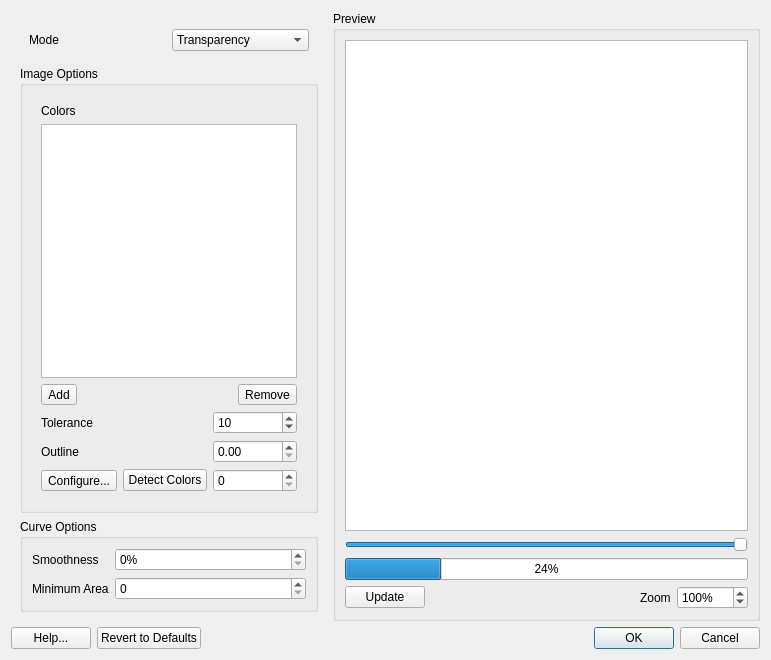
The window that src/gui/widgets/dialogs/trace_dialog.ui (mbasaglia/glaxnimate) describes before a commit, drawn with Qt 5.
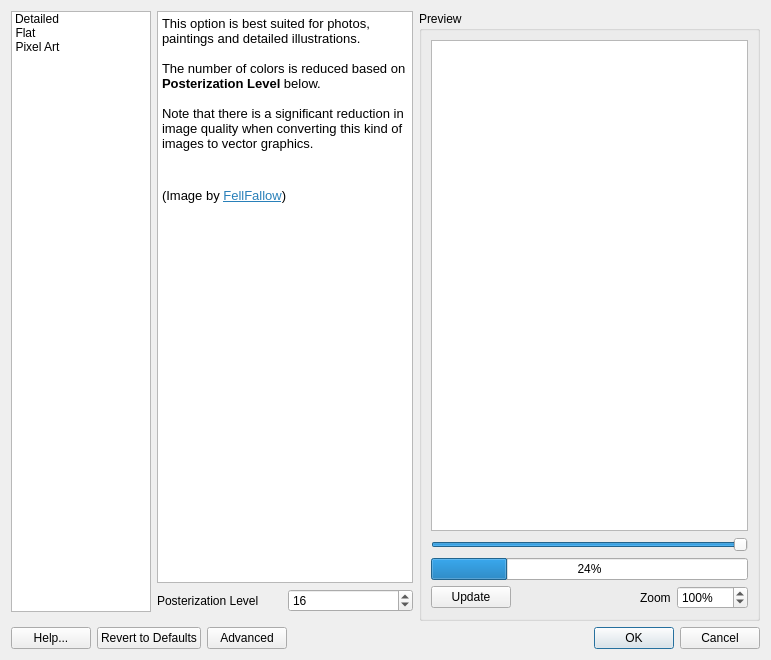
The same window after the commit. The open tabs and pages were chosen to show the change. Icons and pictures are not drawn. Custom widgets are drawn as their Qt base class.

Commit message: Simplified trace dialog

```diff
--- a/src/gui/widgets/dialogs/trace_dialog.ui
+++ b/src/gui/widgets/dialogs/trace_dialog.ui
@@ -21,13 +21,222 @@
    <item>
     <layout class="QHBoxLayout" name="layout_main">
      <item>
-      <widget class="QWidget" name="widget_controls" native="true">
+      <widget class="QStackedWidget" name="stacked_preset_advanced">
        <property name="sizePolicy">
         <sizepolicy hsizetype="Fixed" vsizetype="Preferred">
          <horstretch>0</horstretch>
          <verstretch>0</verstretch>
         </sizepolicy>
        </property>
+       <property name="currentIndex">
+        <number>0</number>
+       </property>
+       <widget class="QWidget" name="widget_presets">
+        <layout class="QHBoxLayout" name="horizontalLayout_2">
+         <property name="leftMargin">
+          <number>0</number>
+         </property>
+         <property name="topMargin">
+          <number>0</number>
+         </property>
+         <property name="rightMargin">
+          <number>0</number>
+         </property>
+         <item>
+          <widget class="QListWidget" name="list_presets">
+           <property name="minimumSize">
+            <size>
+             <width>140</width>
+             <height>550</height>
+            </size>
+           </property>
+           <property name="maximumSize">
+            <size>
+             <width>140</width>
+             <height>16777215</height>
+            </size>
+           </property>
+           <property name="verticalScrollBarPolicy">
+            <enum>Qt::ScrollBarAlwaysOff</enum>
+           </property>
+           <property name="horizontalScrollBarPolicy">
+            <enum>Qt::ScrollBarAlwaysOff</enum>
+           </property>
+           <property name="iconSize">
+            <size>
+             <width>128</width>
+             <height>128</height>
+            </size>
+           </property>
+           <property name="flow">
+            <enum>QListView::TopToBottom</enum>
+           </property>
+           <property name="viewMode">
+            <enum>QListView::IconMode</enum>
+           </property>
+           <property name="currentRow">
+            <number>-1</number>
+           </property>
+           <item>
+            <property name="text">
+             <string>Detailed</string>
+            </property>
+           </item>
+           <item>
+            <property name="text">
+             <string>Flat</string>
+            </property>
+           </item>
+           <item>
+            <property name="text">
+             <string>Pixel Art</string>
+            </property>
+           </item>
+          </widget>
+         </item>
+         <item>
+          <widget class="QStackedWidget" name="stacked_preset">
+           <property name="currentIndex">
+            <number>1</number>
+           </property>
+           <widget class="QWidget" name="page_7">
+            <layout class="QGridLayout" name="gridLayout_2">
+             <property name="leftMargin">
+              <number>0</number>
+             </property>
+             <property name="topMargin">
+              <number>0</number>
+             </property>
+             <property name="rightMargin">
+              <number>0</number>
+             </property>
+             <property name="bottomMargin">
+              <number>0</number>
+             </property>
+             <item row="1" column="1">
+              <widget class="QSpinBox" name="spin_posterize">
+               <property name="minimum">
+                <number>1</number>
+               </property>
+               <property name="maximum">
+                <number>999</number>
+               </property>
+               <property name="value">
+                <number>16</number>
+               </property>
+              </widget>
+             </item>
+             <item row="0" column="0" colspan="2">
+              <widget class="QTextBrowser" name="textBrowser">
+               <property name="readOnly">
+                <bool>true</bool>
+               </property>
+               <property name="html">
+                <string>&lt;!DOCTYPE HTML PUBLIC &quot;-//W3C//DTD HTML 4.0//EN&quot; &quot;http://www.w3.org/TR/REC-html40/strict.dtd&quot;&gt;
+&lt;html&gt;&lt;head&gt;&lt;meta name=&quot;qrichtext&quot; content=&quot;1&quot; /&gt;&lt;style type=&quot;text/css&quot;&gt;
+p, li { white-space: pre-wrap; }
+&lt;/style&gt;&lt;/head&gt;&lt;body style=&quot; font-family:'Noto Sans'; font-size:10pt; font-weight:400; font-style:normal;&quot;&gt;
+&lt;p style=&quot; margin-top:0px; margin-bottom:0px; margin-left:0px; margin-right:0px; -qt-block-indent:0; text-indent:0px;&quot;&gt;This option is best suited for photos, paintings and detailed illustrations.&lt;/p&gt;
+&lt;p style=&quot;-qt-paragraph-type:empty; margin-top:0px; margin-bottom:0px; margin-left:0px; margin-right:0px; -qt-block-indent:0; text-indent:0px;&quot;&gt;&lt;br /&gt;&lt;/p&gt;
+&lt;p style=&quot; margin-top:0px; margin-bottom:0px; margin-left:0px; margin-right:0px; -qt-block-indent:0; text-indent:0px;&quot;&gt;The number of colors is reduced based on &lt;span style=&quot; font-weight:600;&quot;&gt;Posterization Level&lt;/span&gt; below.&lt;/p&gt;
+&lt;p style=&quot;-qt-paragraph-type:empty; margin-top:0px; margin-bottom:0px; margin-left:0px; margin-right:0px; -qt-block-indent:0; text-indent:0px;&quot;&gt;&lt;br /&gt;&lt;/p&gt;
+&lt;p style=&quot; margin-top:0px; margin-bottom:0px; margin-left:0px; margin-right:0px; -qt-block-indent:0; text-indent:0px;&quot;&gt;Note that there is a significant reduction in image quality when converting this kind of images to vector graphics.&lt;/p&gt;
+&lt;p style=&quot; margin-top:37px; margin-bottom:0px; margin-left:0px; margin-right:0px; -qt-block-indent:0; text-indent:0px;&quot;&gt;(Image by &lt;a href=&quot;https://linktr.ee/FellFallow&quot;&gt;&lt;span style=&quot; text-decoration: underline; color:#2980b9;&quot;&gt;FellFallow&lt;/span&gt;&lt;/a&gt;)&lt;/p&gt;&lt;/body&gt;&lt;/html&gt;</string>
+               </property>
+               <property name="textInteractionFlags">
+                <set>Qt::LinksAccessibleByKeyboard|Qt::LinksAccessibleByMouse|Qt::TextBrowserInteraction|Qt::TextSelectableByKeyboard|Qt::TextSelectableByMouse</set>
+               </property>
+               <property name="openExternalLinks">
+                <bool>true</bool>
+               </property>
+              </widget>
+             </item>
+             <item row="1" column="0">
+              <widget class="QLabel" name="label_8">
+               <property name="text">
+                <string>Posterization Level</string>
+               </property>
+              </widget>
+             </item>
+            </layout>
+           </widget>
+           <widget class="QWidget" name="page_8">
+            <layout class="QVBoxLayout" name="verticalLayout_4">
+             <property name="leftMargin">
+              <number>0</number>
+             </property>
+             <property name="topMargin">
+              <number>0</number>
+             </property>
+             <property name="rightMargin">
+              <number>0</number>
+             </property>
+             <property name="bottomMargin">
+              <number>0</number>
+             </property>
+             <item>
+              <widget class="QTextEdit" name="textEdit_2">
+               <property name="readOnly">
+                <bool>true</bool>
+               </property>
+               <property name="html">
+                <string>&lt;!DOCTYPE HTML PUBLIC &quot;-//W3C//DTD HTML 4.0//EN&quot; &quot;http://www.w3.org/TR/REC-html40/strict.dtd&quot;&gt;
+&lt;html&gt;&lt;head&gt;&lt;meta name=&quot;qrichtext&quot; content=&quot;1&quot; /&gt;&lt;style type=&quot;text/css&quot;&gt;
+p, li { white-space: pre-wrap; }
+&lt;/style&gt;&lt;/head&gt;&lt;body style=&quot; font-family:'Noto Sans'; font-size:10pt; font-weight:400; font-style:normal;&quot;&gt;
+&lt;p style=&quot; margin-top:0px; margin-bottom:0px; margin-left:0px; margin-right:0px; -qt-block-indent:0; text-indent:0px;&quot;&gt;This option is best suited for flat-shaded digital images, stickers, and cartoons.&lt;/p&gt;
+&lt;p style=&quot;-qt-paragraph-type:empty; margin-top:0px; margin-bottom:0px; margin-left:0px; margin-right:0px; -qt-block-indent:0; text-indent:0px;&quot;&gt;&lt;br /&gt;&lt;/p&gt;
+&lt;p style=&quot; margin-top:0px; margin-bottom:0px; margin-left:0px; margin-right:0px; -qt-block-indent:0; text-indent:0px;&quot;&gt;The number of colors will be reduced automatically, picking the most common colors in the source image.&lt;/p&gt;
+&lt;p style=&quot;-qt-paragraph-type:empty; margin-top:0px; margin-bottom:0px; margin-left:0px; margin-right:0px; -qt-block-indent:0; text-indent:0px;&quot;&gt;&lt;br /&gt;&lt;/p&gt;
+&lt;p style=&quot; margin-top:0px; margin-bottom:0px; margin-left:0px; margin-right:0px; -qt-block-indent:0; text-indent:0px;&quot;&gt;Very small details might get lost in the process.&lt;/p&gt;&lt;/body&gt;&lt;/html&gt;</string>
+               </property>
+               <property name="textInteractionFlags">
+                <set>Qt::LinksAccessibleByKeyboard|Qt::LinksAccessibleByMouse|Qt::TextBrowserInteraction|Qt::TextSelectableByKeyboard|Qt::TextSelectableByMouse</set>
+               </property>
+              </widget>
+             </item>
+            </layout>
+           </widget>
+           <widget class="QWidget" name="page_9">
+            <layout class="QVBoxLayout" name="verticalLayout_6">
+             <property name="leftMargin">
+              <number>0</number>
+             </property>
+             <property name="topMargin">
+              <number>0</number>
+             </property>
+             <property name="rightMargin">
+              <number>0</number>
+             </property>
+             <property name="bottomMargin">
+              <number>0</number>
+             </property>
+             <item>
+              <widget class="QTextEdit" name="textEdit_3">
+               <property name="readOnly">
+                <bool>true</bool>
+               </property>
+               <property name="html">
+                <string>&lt;!DOCTYPE HTML PUBLIC &quot;-//W3C//DTD HTML 4.0//EN&quot; &quot;http://www.w3.org/TR/REC-html40/strict.dtd&quot;&gt;
+&lt;html&gt;&lt;head&gt;&lt;meta name=&quot;qrichtext&quot; content=&quot;1&quot; /&gt;&lt;style type=&quot;text/css&quot;&gt;
+p, li { white-space: pre-wrap; }
+&lt;/style&gt;&lt;/head&gt;&lt;body style=&quot; font-family:'Noto Sans'; font-size:10pt; font-weight:400; font-style:normal;&quot;&gt;
+&lt;p style=&quot; margin-top:0px; margin-bottom:0px; margin-left:0px; margin-right:0px; -qt-block-indent:0; text-indent:0px;&quot;&gt;This is suited for pixel art. The traced vector will retain all colors in the original image as well the pixelated edges.&lt;/p&gt;
+&lt;p style=&quot;-qt-paragraph-type:empty; margin-top:0px; margin-bottom:0px; margin-left:0px; margin-right:0px; -qt-block-indent:0; text-indent:0px;&quot;&gt;&lt;br /&gt;&lt;/p&gt;
+&lt;p style=&quot; margin-top:0px; margin-bottom:0px; margin-left:0px; margin-right:0px; -qt-block-indent:0; text-indent:0px;&quot;&gt;This is only suitable for fairly small images with a low number of colors.&lt;/p&gt;&lt;/body&gt;&lt;/html&gt;</string>
+               </property>
+               <property name="textInteractionFlags">
+                <set>Qt::LinksAccessibleByKeyboard|Qt::LinksAccessibleByMouse|Qt::TextBrowserInteraction|Qt::TextSelectableByKeyboard|Qt::TextSelectableByMouse</set>
+               </property>
+              </widget>
+             </item>
+            </layout>
+           </widget>
+          </widget>
+         </item>
+        </layout>
+       </widget>
+       <widget class="QWidget" name="widget_advanced">
        <layout class="QVBoxLayout" name="verticalLayout">
         <item>
          <widget class="QWidget" name="mode_container" native="true">
@@ -349,6 +558,7 @@
         </item>
        </layout>
       </widget>
+      </widget>
      </item>
      <item>
       <widget class="QGroupBox" name="group_preview">
@@ -469,6 +679,19 @@
        </property>
       </widget>
      </item>
+     <item>
+      <widget class="QPushButton" name="button_advanced">
+       <property name="text">
+        <string>Advanced</string>
+       </property>
+       <property name="icon">
+           <iconset theme="preferences-system"></iconset>
+       </property>
+       <property name="checkable">
+        <bool>true</bool>
+       </property>
+      </widget>
+     </item>
      <item>
       <widget class="QDialogButtonBox" name="buttonBox">
        <property name="standardButtons">
```
Left out of the diff: 168 changed lines with no effect on the pictures. Lines whose indentation alone changed are shown as unchanged. The commit also changes 15 other files.
